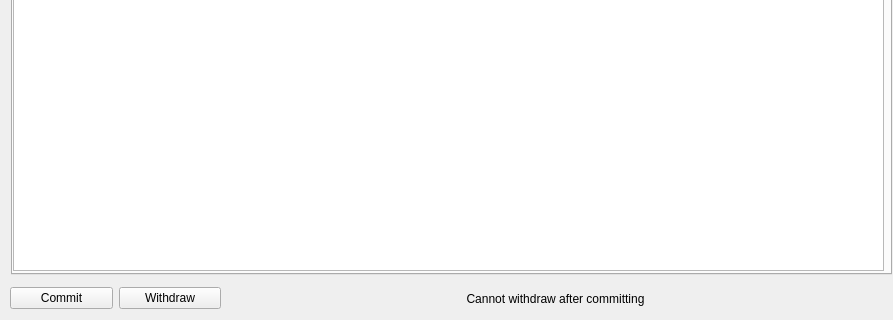
The window that editwindow.ui (kabu1204/ManagementSystem) describes before a commit, drawn with Qt 5; both pictures show x 0 to 893 and y 237 to 557 of the 893 by 557 pixel window.
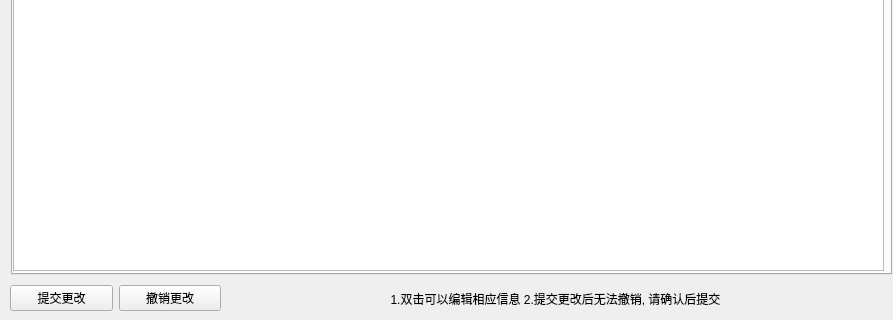
The same window after the commit. The open tabs and pages were chosen to show the change.

Commit message: 1.按生日查找可以跨年(比如今天12.29)，生日是1.3 2.全部换成中文提示。

What changed in the file:
```diff
--- a/editwindow.ui
+++ b/editwindow.ui
@@ -162,13 +162,13 @@
     </rect>
    </property>
    <property name="text">
-    <string>Cannot withdraw after committing</string>
+    <string>1.双击可以编辑相应信息 2.提交更改后无法撤销, 请确认后提交</string>
    </property>
    <property name="alignment">
     <set>Qt::AlignCenter</set>
    </property>
   </widget>
-  <widget class="QWidget" name="">
+  <widget class="QWidget" name="layoutWidget">
    <property name="geometry">
     <rect>
      <x>10</x>
@@ -187,7 +187,7 @@
        </sizepolicy>
       </property>
       <property name="text">
-       <string>Commit</string>
+       <string>提交更改</string>
       </property>
      </widget>
     </item>
@@ -200,7 +200,7 @@
        </sizepolicy>
       </property>
       <property name="text">
-       <string>Withdraw</string>
+       <string>撤销更改</string>
       </property>
      </widget>
     </item>
```
Left out of the diff: 2 changed lines with no effect on the pictures. The commit also changes 17 other files.
